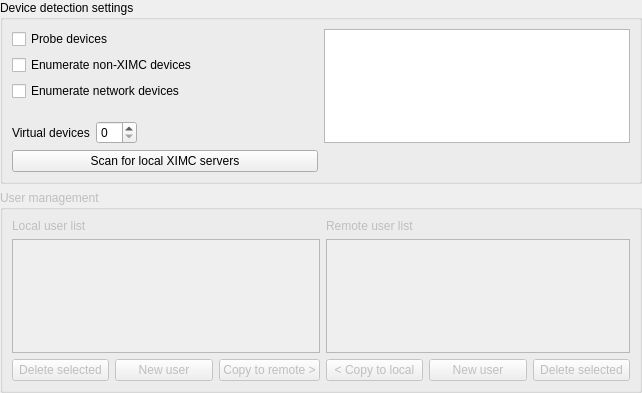
First picture: the form in src/pageprogramconfig.ui, repository EPC-MSU/XILab, before the edit.
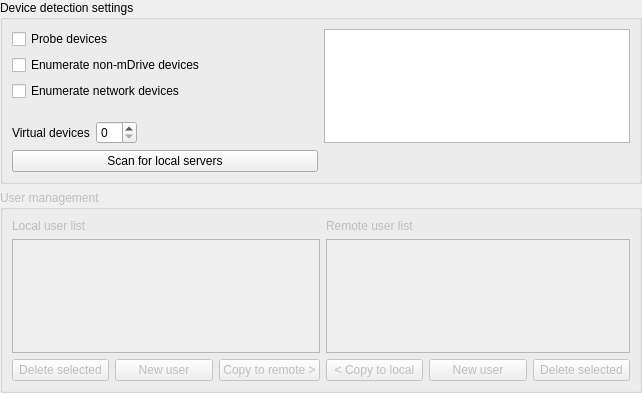
Second picture: the form after the edit.

Commit message: Change names in GUI. Fix virtual device opening bug in multi-axis mode

```diff
--- a/src/pageprogramconfig.ui
+++ b/src/pageprogramconfig.ui
@@ -195,7 +195,7 @@
          <item row="9" column="0" colspan="2">
           <widget class="QPushButton" name="detectBtn">
            <property name="text">
-            <string>Scan for local XIMC servers</string>
+            <string>Scan for local servers</string>
            </property>
           </widget>
          </item>
@@ -209,7 +209,7 @@
          <item row="1" column="0">
           <widget class="QCheckBox" name="NonXimcBox">
            <property name="text">
-            <string>Enumerate non-XIMC devices</string>
+            <string>Enumerate non-mDrive devices</string>
            </property>
           </widget>
          </item>
```
The commit also changes 1 other file.
